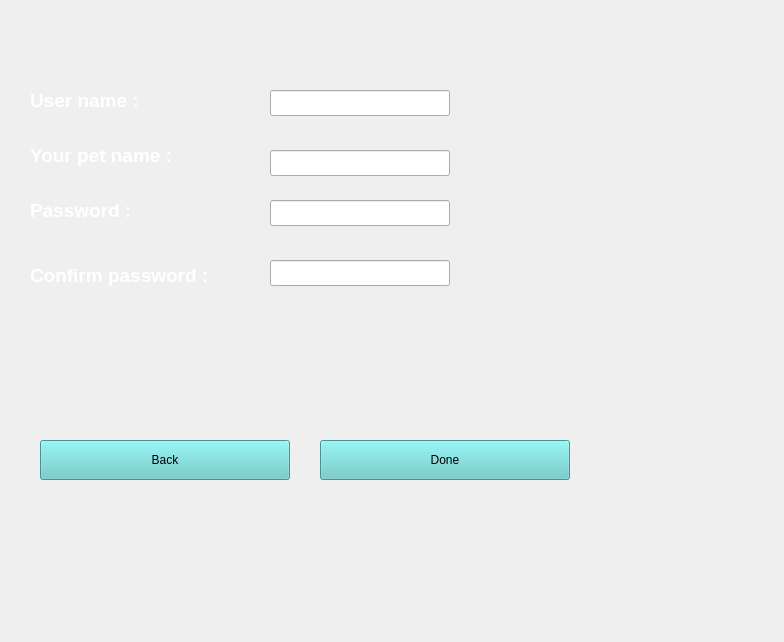
First picture: the form in MusicPlayer/account/forgetpass.ui, repository roga134/MusicPlayerQT, before the edit.
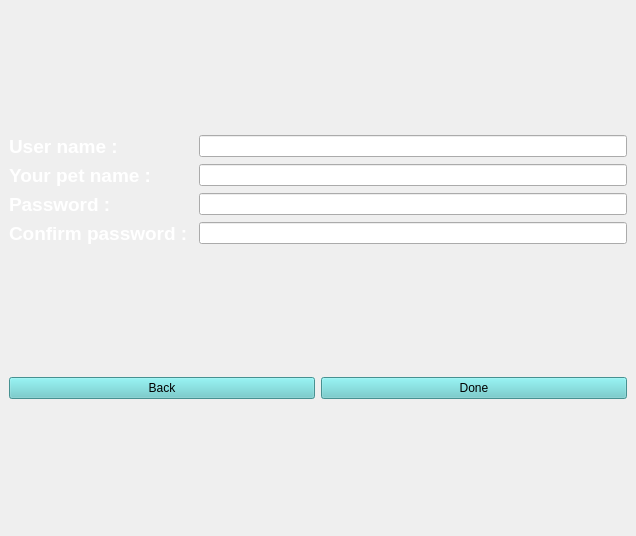
Second picture: the form after the edit.

Commit message: edit account pages again

What changed in the file:
```diff
--- a/MusicPlayer/account/forgetpass.ui
+++ b/MusicPlayer/account/forgetpass.ui
@@ -6,144 +6,92 @@
    <rect>
     <x>0</x>
     <y>0</y>
-    <width>784</width>
-    <height>642</height>
+    <width>636</width>
+    <height>536</height>
    </rect>
   </property>
   <property name="windowTitle">
    <string>MainWindow</string>
   </property>
   <widget class="QWidget" name="centralwidget">
-   <widget class="QPushButton" name="pushButton_back">
-    <property name="geometry">
-     <rect>
-      <x>40</x>
-      <y>440</y>
-      <width>250</width>
-      <height>40</height>
-     </rect>
-    </property>
-    <property name="styleSheet">
-     <string notr="true">background-color: rgb(100, 203, 203);</string>
-    </property>
-    <property name="text">
-     <string>Back</string>
-    </property>
-   </widget>
-   <widget class="QPushButton" name="pushButton_Done">
-    <property name="geometry">
-     <rect>
-      <x>320</x>
-      <y>440</y>
-      <width>250</width>
-      <height>40</height>
-     </rect>
-    </property>
-    <property name="styleSheet">
-     <string notr="true">background-color: rgb(100, 203, 203);</string>
-    </property>
-    <property name="text">
-     <string>Done</string>
-    </property>
-   </widget>
-   <widget class="QLabel" name="label_confpass">
-    <property name="geometry">
-     <rect>
-      <x>30</x>
-      <y>250</y>
-      <width>241</width>
-      <height>51</height>
-     </rect>
-    </property>
-    <property name="text">
-     <string>&lt;html&gt;&lt;head/&gt;&lt;body&gt;&lt;p&gt;&lt;span style=&quot; font-size:14pt; font-weight:700; color:#ffffff;&quot;&gt;Confirm password : &lt;/span&gt;&lt;/p&gt;&lt;/body&gt;&lt;/html&gt;</string>
-    </property>
-   </widget>
-   <widget class="QLabel" name="label_pass">
-    <property name="geometry">
-     <rect>
-      <x>30</x>
-      <y>190</y>
-      <width>161</width>
-      <height>41</height>
-     </rect>
-    </property>
-    <property name="text">
-     <string>&lt;html&gt;&lt;head/&gt;&lt;body&gt;&lt;p&gt;&lt;span style=&quot; font-size:14pt; font-weight:700; color:#ffffff;&quot;&gt;Password :&lt;/span&gt;&lt;/p&gt;&lt;/body&gt;&lt;/html&gt;</string>
-    </property>
-   </widget>
-   <widget class="QLabel" name="label_username">
-    <property name="geometry">
-     <rect>
-      <x>30</x>
-      <y>80</y>
-      <width>161</width>
-      <height>41</height>
-     </rect>
-    </property>
-    <property name="text">
-     <string>&lt;html&gt;&lt;head/&gt;&lt;body&gt;&lt;p&gt;&lt;span style=&quot; font-size:14pt; font-weight:700; color:#ffffff;&quot;&gt;User name :&lt;/span&gt;&lt;/p&gt;&lt;/body&gt;&lt;/html&gt;</string>
-    </property>
-   </widget>
-   <widget class="QLineEdit" name="lineEdit_confPass">
-    <property name="geometry">
-     <rect>
-      <x>270</x>
-      <y>260</y>
-      <width>180</width>
-      <height>26</height>
-     </rect>
-    </property>
-    <property name="echoMode">
-     <enum>QLineEdit::Normal</enum>
-    </property>
-   </widget>
-   <widget class="QLineEdit" name="lineEdit_username">
-    <property name="geometry">
-     <rect>
-      <x>270</x>
-      <y>90</y>
-      <width>180</width>
-      <height>26</height>
-     </rect>
-    </property>
-   </widget>
-   <widget class="QLabel" name="label_secure">
-    <property name="geometry">
-     <rect>
-      <x>30</x>
-      <y>130</y>
-      <width>181</width>
-      <height>51</height>
-     </rect>
-    </property>
-    <property name="text">
-     <string>&lt;html&gt;&lt;head/&gt;&lt;body&gt;&lt;p&gt;&lt;span style=&quot; font-size:14pt; font-weight:700; color:#ffffff;&quot;&gt;Your pet name :&lt;/span&gt;&lt;/p&gt;&lt;/body&gt;&lt;/html&gt;</string>
-    </property>
-   </widget>
-   <widget class="QLineEdit" name="lineEdit_secure">
-    <property name="geometry">
-     <rect>
-      <x>270</x>
-      <y>150</y>
-      <width>180</width>
-      <height>26</height>
-     </rect>
-    </property>
-   </widget>
-   <widget class="QLineEdit" name="lineEdit_Pass">
-    <property name="geometry">
-     <rect>
-      <x>270</x>
-      <y>200</y>
-      <width>180</width>
-      <height>26</height>
-     </rect>
-    </property>
-    <property name="echoMode">
-     <enum>QLineEdit::Normal</enum>
-    </property>
-   </widget>
+   <layout class="QVBoxLayout" name="verticalLayout">
+    <item>
+     <layout class="QGridLayout" name="gridLayout_2">
+      <item row="0" column="0">
+       <widget class="QLabel" name="label_username">
+        <property name="text">
+         <string>&lt;html&gt;&lt;head/&gt;&lt;body&gt;&lt;p&gt;&lt;span style=&quot; font-size:14pt; font-weight:700; color:#ffffff;&quot;&gt;User name :&lt;/span&gt;&lt;/p&gt;&lt;/body&gt;&lt;/html&gt;</string>
+        </property>
+       </widget>
+      </item>
+      <item row="1" column="0">
+       <widget class="QLabel" name="label_secure">
+        <property name="text">
+         <string>&lt;html&gt;&lt;head/&gt;&lt;body&gt;&lt;p&gt;&lt;span style=&quot; font-size:14pt; font-weight:700; color:#ffffff;&quot;&gt;Your pet name :&lt;/span&gt;&lt;/p&gt;&lt;/body&gt;&lt;/html&gt;</string>
+        </property>
+       </widget>
+      </item>
+      <item row="3" column="0">
+       <widget class="QLabel" name="label_confpass">
+        <property name="text">
+         <string>&lt;html&gt;&lt;head/&gt;&lt;body&gt;&lt;p&gt;&lt;span style=&quot; font-size:14pt; font-weight:700; color:#ffffff;&quot;&gt;Confirm password : &lt;/span&gt;&lt;/p&gt;&lt;/body&gt;&lt;/html&gt;</string>
+        </property>
+       </widget>
+      </item>
+      <item row="2" column="0">
+       <widget class="QLabel" name="label_pass">
+        <property name="text">
+         <string>&lt;html&gt;&lt;head/&gt;&lt;body&gt;&lt;p&gt;&lt;span style=&quot; font-size:14pt; font-weight:700; color:#ffffff;&quot;&gt;Password :&lt;/span&gt;&lt;/p&gt;&lt;/body&gt;&lt;/html&gt;</string>
+        </property>
+       </widget>
+      </item>
+      <item row="0" column="1">
+       <widget class="QLineEdit" name="lineEdit_username"/>
+      </item>
+      <item row="2" column="1">
+       <widget class="QLineEdit" name="lineEdit_Pass">
+        <property name="echoMode">
+         <enum>QLineEdit::EchoMode::Normal</enum>
+        </property>
+       </widget>
+      </item>
+      <item row="3" column="1">
+       <widget class="QLineEdit" name="lineEdit_confPass">
+        <property name="echoMode">
+         <enum>QLineEdit::EchoMode::Normal</enum>
+        </property>
+       </widget>
+      </item>
+      <item row="1" column="1">
+       <widget class="QLineEdit" name="lineEdit_secure"/>
+      </item>
+     </layout>
+    </item>
+    <item>
+     <layout class="QHBoxLayout" name="horizontalLayout_2">
+      <item>
+       <widget class="QPushButton" name="pushButton_back">
+        <property name="styleSheet">
+         <string notr="true">background-color: rgb(100, 203, 203);</string>
+        </property>
+        <property name="text">
+         <string>Back</string>
+        </property>
+       </widget>
+      </item>
+      <item>
+       <widget class="QPushButton" name="pushButton_Done">
+        <property name="styleSheet">
+         <string notr="true">background-color: rgb(100, 203, 203);</string>
+        </property>
+        <property name="text">
+         <string>Done</string>
+        </property>
+       </widget>
+      </item>
+     </layout>
+    </item>
+   </layout>
   </widget>
  </widget>
  <resources/>
```
The commit also changes 557 other files.
